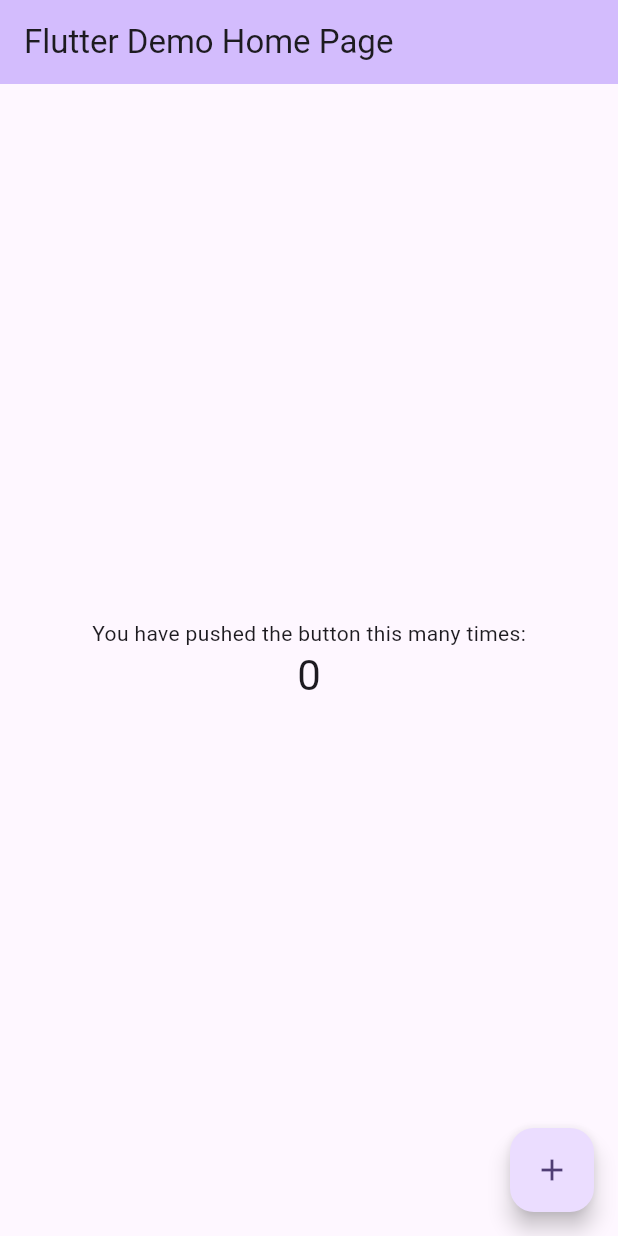
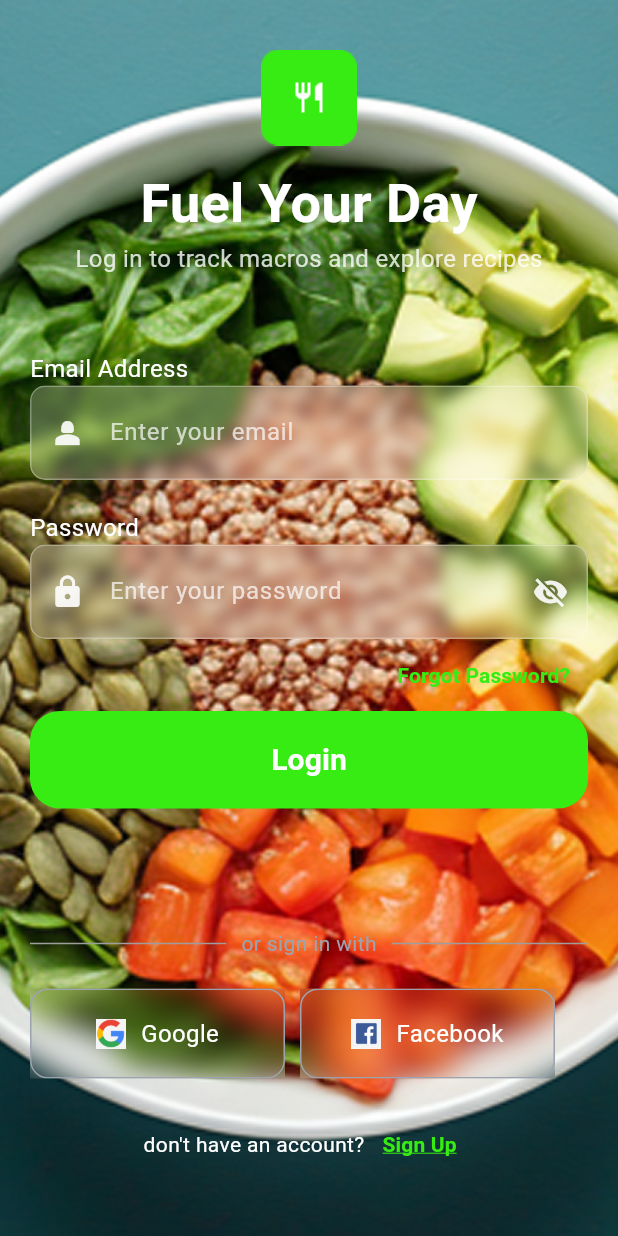
Before and after one commit to Elgammal117/Healthy-app, a Flutter app: the screen it shows after launch, on a phone screen of 412 x 824 dp. Run offline on Flutter 3.47's test engine with Material 3 defaults, Android fonts, the phone set to English and light mode, and no system bars.

Commit message:
Add login, signup, and home screens with assets
Introduces Login, Signup, Home, and Forget Password screens with initial UI implementations. Adds image assets (Logo, Facebook, Google, background) and updates pubspec.yaml to include the assets directory. main.dart is refactored to launch the new Login screen as the app entry point.

```diff
--- /dev/null
+++ b/health_app/lib/Forget_Password.dart
@@ -0,0 +1,10 @@
+import 'package:flutter/material.dart';
+
+class ForgetPassword extends StatelessWidget {
+  const ForgetPassword({super.key});
+
+  @override
+  Widget build(BuildContext context) {
+    return Scaffold();
+  }
+}
--- /dev/null
+++ b/health_app/lib/Home.dart
@@ -0,0 +1,10 @@
+import 'package:flutter/material.dart';
+
+class HomePage extends StatelessWidget {
+  const HomePage({super.key});
+
+  @override
+  Widget build(BuildContext context) {
+    return Scaffold();
+  }
+}
--- /dev/null
+++ b/health_app/lib/Login.dart
@@ -0,0 +1,362 @@
+import 'dart:ui';
+import 'Forget_Password.dart';
+import 'package:flutter/material.dart';
+import 'Home.dart';
+import 'Signup.dart';
+
+class Home_Page extends StatefulWidget {
+  const Home_Page({super.key});
+
+  @override
+  State<Home_Page> createState() => _Home_PageState();
+}
+
+class _Home_PageState extends State<Home_Page> {
+  bool isPasswordNotVisible = true;
+  String? email;
+  String? password;
+  @override
+  Widget build(BuildContext context) {
+    return Scaffold(
+      resizeToAvoidBottomInset: false,
+      body: Container(
+        width: double.infinity,
+        height: double.infinity,
+        decoration: BoxDecoration(
+          image: DecorationImage(
+            image: AssetImage("assets/background.png"),
+            fit: BoxFit.cover,
+          ),
+        ),
+        child: Center(
+          child: Padding(
+            padding: const EdgeInsets.symmetric(horizontal: 20),
+            child: ListView(
+              children: [
+                SizedBox(height: 30),
+                SizedBox(
+                  child: Image.asset("assets/Logo.png"),
+                  height: 70,
+                  width: 70,
+                ),
+                SizedBox(height: 10),
+                Center(
+                  child: Text(
+                    "Fuel Your Day",
+                    style: TextStyle(
+                      fontWeight: FontWeight.bold,
+                      fontSize: 36,
+                      color: Colors.white,
+                    ),
+                  ),
+                ),
+                Center(
+                  child: Text(
+                    "Log in to track macros and explore recipes",
+                    style: TextStyle(
+                      fontSize: 16,
+                      color: Colors.white.withOpacity(0.8),
+                    ),
+                  ),
+                ),
+                SizedBox(height: 50),
+
+                Align(
+                  alignment: Alignment.centerLeft,
+                  child: Text(
+                    'Email Address',
+                    style: TextStyle(color: Colors.white, fontSize: 16),
+                  ),
+                ),
+                ClipRRect(
+                  borderRadius: BorderRadius.circular(10),
+                  child: BackdropFilter(
+                    filter: ImageFilter.blur(sigmaX: 5, sigmaY: 5),
+                    child: Container(
+                      decoration: BoxDecoration(
+                        color: Colors.white.withOpacity(0.2),
+                        borderRadius: BorderRadius.circular(10),
+                        border: Border.all(
+                          color: Colors.white.withOpacity(0.3),
+                          width: 1,
+                        ),
+                      ),
+                      child: TextField(
+                        strutStyle: StrutStyle(height: 1.5),
+                        onChanged: (value) {
+                          email = value;
+                        },
+                        keyboardType: TextInputType.emailAddress,
+                        style: TextStyle(color: Colors.white),
+                        decoration: InputDecoration(
+                          filled: false,
+                          border: OutlineInputBorder(
+                            borderRadius: BorderRadius.circular(10),
+                            borderSide: BorderSide.none,
+                          ),
+                          enabledBorder: OutlineInputBorder(
+                            borderRadius: BorderRadius.circular(10),
+                            borderSide: BorderSide.none,
+                          ),
+                          focusedBorder: OutlineInputBorder(
+                            borderRadius: BorderRadius.circular(10),
+                            borderSide: BorderSide.none,
+                          ),
+                          prefixIcon: Icon(
+                            color: Colors.white.withOpacity(0.9),
+                            Icons.person_2,
+                          ),
+                          hintStyle: TextStyle(
+                            color: Colors.white.withOpacity(0.7),
+                          ),
+                          hintText: 'Enter your email',
+                        ),
+                      ),
+                    ),
+                  ),
+                ),
+
+                SizedBox(height: 20),
+
+                Align(
+                  alignment: Alignment.centerLeft,
+                  child: Text(
+                    'Password',
+                    style: TextStyle(color: Colors.white, fontSize: 16),
+                  ),
+                ),
+                ClipRRect(
+                  borderRadius: BorderRadius.circular(10),
+                  child: BackdropFilter(
+                    filter: ImageFilter.blur(sigmaX: 5.0, sigmaY: 5.0),
+                    child: Container(
+                      decoration: BoxDecoration(
+                        color: Colors.white.withOpacity(0.2),
+                        borderRadius: BorderRadius.circular(10),
+                        border: Border.all(
+                          color: Colors.white.withOpacity(0.3),
+                          width: 1,
+                        ),
+                      ),
+                      child: TextField(
+                        strutStyle: StrutStyle(height: 1.5),
+                        onChanged: (value) {
+                          password = value;
+                        },
+                        obscureText: isPasswordNotVisible,
+                        style: TextStyle(color: Colors.white),
+                        decoration: InputDecoration(
+                          filled: false,
+                          border: OutlineInputBorder(
+                            borderRadius: BorderRadius.circular(10),
+                            borderSide: BorderSide.none,
+                          ),
+                          enabledBorder: OutlineInputBorder(
+                            borderRadius: BorderRadius.circular(10),
+                            borderSide: BorderSide.none,
+                          ),
+                          focusedBorder: OutlineInputBorder(
+                            borderRadius: BorderRadius.circular(10),
+                            borderSide: BorderSide.none,
+                          ),
+                          prefixIcon: Icon(
+                            color: Colors.white.withOpacity(0.9),
+                            Icons.lock,
+                          ),
+                          hintStyle: TextStyle(
+                            color: Colors.white.withOpacity(0.7),
+                          ),
+                          hintText: 'Enter your password',
+                          suffixIcon: IconButton(
+                            icon: Icon(
+                              isPasswordNotVisible
+                                  ? Icons.visibility_off
+                                  : Icons.visibility,
+                            ),
+                            onPressed: () {
+                              setState(() {
+                                isPasswordNotVisible = !isPasswordNotVisible;
+                              });
+                            },
+                            color: Colors.white.withOpacity(0.9),
+                          ),
+                        ),
+                      ),
+                    ),
+                  ),
+                ),
+                Container(
+                  alignment: Alignment.centerRight,
+                  child: TextButton(
+                    onPressed: () {
+                      Navigator.push(
+                        context,
+                        MaterialPageRoute(
+                          builder: (context) => ForgetPassword(),
+                        ),
+                      );
+                    },
+                    child: Text(
+                      'Forgot Password?',
+                      style: TextStyle(
+                        fontWeight: FontWeight.bold,
+                        fontSize: 14,
+                        color: Color(0xff37EC13),
+                      ),
+                    ),
+                  ),
+                ),
+
+                Container(
+                  decoration: BoxDecoration(
+                    borderRadius: BorderRadius.circular(20),
+                    color: Color(0xff37EC13),
+                  ),
+                  width: 317,
+                  height: 65,
+                  child: TextButton(
+                    onPressed: () {
+                      Navigator.push(
+                        context,
+                        MaterialPageRoute(builder: (context) => HomePage()),
+                      );
+                    },
+                    child: Text(
+                      'Login',
+                      style: TextStyle(
+                        fontSize: 20,
+                        color: Colors.white,
+                        fontWeight: FontWeight.bold,
+                      ),
+                    ),
+                  ),
+                ),
+                SizedBox(height: 80),
+                Row(
+                  children: [
+                    Expanded(child: Divider(thickness: 1, color: Colors.grey)),
+                    Padding(
+                      padding: const EdgeInsets.symmetric(horizontal: 10),
+                      child: Text(
+                        "or sign in with",
+                        style: TextStyle(
+                          color: Color(0xff9CA3AF),
+                          fontSize: 14,
+                        ),
+                      ),
+                    ),
+                    Expanded(child: Divider(thickness: 1, color: Colors.grey)),
+                  ],
+                ),
+                SizedBox(height: 20),
+
+                Row(
+                  children: [
+                    ClipRRect(
+                      child: BackdropFilter(
+                        filter: ImageFilter.blur(sigmaX: 10.0, sigmaY: 10.0),
+                        child: Container(
+                          decoration: BoxDecoration(
+                            borderRadius: BorderRadius.circular(12),
+                            border: Border.all(
+                              color: Color(0xff9CA3AF),
+                              width: 1,
+                            ),
+                          ),
+                          height: 60,
+                          width: 170,
+                          child: Row(
+                            mainAxisAlignment: MainAxisAlignment.center,
+                            children: [
+                              SizedBox(
+                                child: Image.asset("assets/Google.png"),
+                                height: 20,
+                                width: 20,
+                              ),
+                              SizedBox(width: 10),
+                              Text(
+                                "Google",
+                                style: TextStyle(
+                                  fontSize: 16,
+                                  color: Colors.white,
+                                ),
+                              ),
+                            ],
+                          ),
+                        ),
+                      ),
+                    ),
+                    SizedBox(width: 10),
+                    ClipRRect(
+                      child: BackdropFilter(
+                        filter: ImageFilter.blur(sigmaX: 10.0, sigmaY: 10.0),
+                        child: Container(
+                          decoration: BoxDecoration(
+                            borderRadius: BorderRadius.circular(12),
+                            border: Border.all(
+                              color: Color(0xff9CA3AF),
+                              width: 1,
+                            ),
+                          ),
+                          height: 60,
+                          width: 170,
+                          child: Row(
+                            mainAxisAlignment: MainAxisAlignment.center,
+                            children: [
+                              SizedBox(
+                                child: Image.asset("assets/Facebook.png"),
+                                height: 20,
+                                width: 20,
+                              ),
+                              SizedBox(width: 10),
+                              Text(
+                                "Facebook",
+                                style: TextStyle(
+                                  fontSize: 16,
+                                  color: Colors.white,
+                                ),
+                              ),
+                            ],
+                          ),
+                        ),
+                      ),
+                    ),
+                  ],
+                ),
+                SizedBox(height: 20),
+
+                Row(
+                  mainAxisAlignment: MainAxisAlignment.center,
+                  children: [
+                    Text(
+                      "don't have an account?",
+                      style: TextStyle(fontSize: 14, color: Colors.white),
+                    ),
+                    TextButton(
+                      onPressed: () {
+                        Navigator.push(
+                          context,
+                          MaterialPageRoute(builder: (context) => SignupPage()),
+                        );
+                      },
+                      child: Text(
+                        'Sign Up',
+                        style: TextStyle(
+                          decoration: TextDecoration.underline,
+                          decorationColor: Color(0xff37EC13),
+                          fontSize: 14,
+                          fontWeight: FontWeight.bold,
+                          color: Color(0xff37EC13),
+                        ),
+                      ),
+                    ),
+                  ],
+                ),
+              ],
+            ),
+          ),
+        ),
+      ),
+    );
+  }
+}
--- /dev/null
+++ b/health_app/lib/Signup.dart
@@ -0,0 +1,10 @@
+import 'package:flutter/material.dart';
+
+class SignupPage extends StatelessWidget {
+  const SignupPage({super.key});
+
+  @override
+  Widget build(BuildContext context) {
+    return const Placeholder();
+  }
+}
--- a/health_app/lib/main.dart
+++ b/health_app/lib/main.dart
@@ -1,4 +1,5 @@
 import 'package:flutter/material.dart';
+import 'package:health_app/Login.dart';
 
 void main() {
   runApp(const MyApp());
@@ -10,113 +11,6 @@ class MyApp extends StatelessWidget {
   // This widget is the root of your application.
   @override
   Widget build(BuildContext context) {
-    return MaterialApp(
-      title: 'Flutter Demo',
-      theme: ThemeData(
-        // This is the theme of your application.
-        //
-        // TRY THIS: Try running your application with "flutter run". You'll see
-        // the application has a purple toolbar. Then, without quitting the app,
-        // try changing the seedColor in the colorScheme below to Colors.green
-        // and then invoke "hot reload" (save your changes or press the "hot
-        // reload" button in a Flutter-supported IDE, or press "r" if you used
-        // the command line to start the app).
-        //
-        // Notice that the counter didn't reset back to zero; the application
-        // state is not lost during the reload. To reset the state, use hot
-        // restart instead.
-        //
-        // This works for code too, not just values: Most code changes can be
-        // tested with just a hot reload.
-        colorScheme: ColorScheme.fromSeed(seedColor: Colors.deepPurple),
-      ),
-      home: const MyHomePage(title: 'Flutter Demo Home Page'),
-    );
+    return MaterialApp(home: Home_Page());
   }
 }
-
-class MyHomePage extends StatefulWidget {
-  const MyHomePage({super.key, required this.title});
-
-  // This widget is the home page of your application. It is stateful, meaning
-  // that it has a State object (defined below) that contains fields that affect
-  // how it looks.
-
-  // This class is the configuration for the state. It holds the values (in this
-  // case the title) provided by the parent (in this case the App widget) and
-  // used by the build method of the State. Fields in a Widget subclass are
-  // always marked "final".
-
-  final String title;
-
-  @override
-  State<MyHomePage> createState() => _MyHomePageState();
-}
-
-class _MyHomePageState extends State<MyHomePage> {
-  int _counter = 0;
-
-  void _incrementCounter() {
-    setState(() {
-      // This call to setState tells the Flutter framework that something has
-      // changed in this State, which causes it to rerun the build method below
-      // so that the display can reflect the updated values. If we changed
-      // _counter without calling setState(), then the build method would not be
-      // called again, and so nothing would appear to happen.
-      _counter++;
-    });
-  }
-
-  @override
-  Widget build(BuildContext context) {
-    // This method is rerun every time setState is called, for instance as done
-    // by the _incrementCounter method above.
-    //
-    // The Flutter framework has been optimized to make rerunning build methods
-    // fast, so that you can just rebuild anything that needs updating rather
-    // than having to individually change instances of widgets.
-    return Scaffold(
-      appBar: AppBar(
-        // TRY THIS: Try changing the color here to a specific color (to
-        // Colors.amber, perhaps?) and trigger a hot reload to see the AppBar
-        // change color while the other colors stay the same.
-        backgroundColor: Theme.of(context).colorScheme.inversePrimary,
-        // Here we take the value from the MyHomePage object that was created by
-        // the App.build method, and use it to set our appbar title.
-        title: Text(widget.title),
-      ),
-      body: Center(
-        // Center is a layout widget. It takes a single child and positions it
-        // in the middle of the parent.
-        child: Column(
-          // Column is also a layout widget. It takes a list of children and
-          // arranges them vertically. By default, it sizes itself to fit its
-          // children horizontally, and tries to be as tall as its parent.
-          //
-          // Column has various properties to control how it sizes itself and
-          // how it positions its children. Here we use mainAxisAlignment to
-          // center the children vertically; the main axis here is the vertical
-          // axis because Columns are vertical (the cross axis would be
-          // horizontal).
-          //
-          // TRY THIS: Invoke "debug painting" (choose the "Toggle Debug Paint"
-          // action in the IDE, or press "p" in the console), to see the
-          // wireframe for each widget.
-          mainAxisAlignment: MainAxisAlignment.center,
-          children: <Widget>[
-            const Text('You have pushed the button this many times:'),
-            Text(
-              '$_counter',
-              style: Theme.of(context).textTheme.headlineMedium,
-            ),
-          ],
-        ),
-      ),
-      floatingActionButton: FloatingActionButton(
-        onPressed: _incrementCounter,
-        tooltip: 'Increment',
-        child: const Icon(Icons.add),
-      ), // This trailing comma makes auto-formatting nicer for build methods.
-    );
-  }
-}
--- a/health_app/pubspec.yaml
+++ b/health_app/pubspec.yaml
@@ -58,9 +58,8 @@ flutter:
   uses-material-design: true
 
   # To add assets to your application, add an assets section, like this:
-  # assets:
-  #   - images/a_dot_burr.jpeg
-  #   - images/a_dot_ham.jpeg
+  assets:
+    - assets/
 
   # An image asset can refer to one or more resolution-specific "variants", see
   # https://flutter.dev/to/resolution-aware-images
```
Also changed, not shown: health_app/assets/Facebook.png (added), health_app/assets/Google.png (added), health_app/assets/Logo.png (added), health_app/assets/background.png (added).
